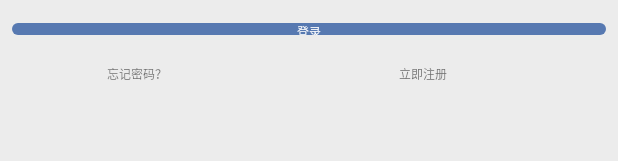
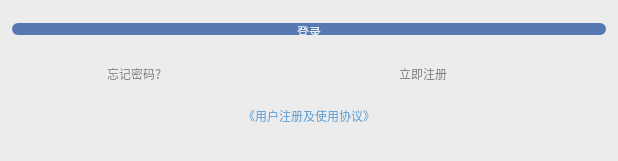
Before and after one commit to shortybin/Zhihuijing, an Android app: the layout activity_login.xml on its own in the app's theme, with its tools: preview values and no code run, on a phone screen of 412 x 824 dp. Shown: the part 474-635 px from the top of the screen. Run offline under Robolectric (Android 15) with nearby library versions, the light colour scheme and no system bars.

Commit message:
添加用户协议

```diff
--- a/app/src/main/java/com/bibi/wisdom/user/login/LoginActivity.java
+++ b/app/src/main/java/com/bibi/wisdom/user/login/LoginActivity.java
@@ -1,6 +1,7 @@
 package com.bibi.wisdom.user.login;
 
 
+import android.content.Intent;
 import android.os.Bundle;
 import android.support.annotation.Nullable;
 import android.text.TextUtils;
@@ -10,6 +11,7 @@ import android.widget.ImageView;
 import android.widget.TextView;
 
 import com.bibi.wisdom.R;
+import com.bibi.wisdom.WebPageActivity;
 import com.bibi.wisdom.bean.UserLoginBean;
 import com.bibi.wisdom.main.MainActivity;
 import com.bibi.wisdom.mvp.MVPBaseActivity;
@@ -103,7 +105,7 @@ public class LoginActivity extends MVPBaseActivity<LoginContract.View, LoginPres
         return true;
     }
 
-    @OnClick({R.id.iv_back, R.id.tv_commit, R.id.tv_forget_pwd, R.id.tv_register})
+    @OnClick({R.id.iv_back, R.id.tv_commit, R.id.tv_forget_pwd, R.id.tv_register,R.id.user_protocol})
     public void onViewClicked(View view) {
         switch (view.getId()) {
             case R.id.iv_back:
@@ -120,6 +122,8 @@ public class LoginActivity extends MVPBaseActivity<LoginContract.View, LoginPres
             case R.id.tv_register:
                 goPage(RegisterActivity.class);
                 break;
+            case R.id.user_protocol:
+                startActivity(new Intent(getContext(), WebPageActivity.class).putExtra("url", "http://www.huahuazn.com/RegisterProtocol.html"));
         }
     }
 }
--- a/app/src/main/res/layout/activity_login.xml
+++ b/app/src/main/res/layout/activity_login.xml
@@ -1,6 +1,5 @@
 <?xml version="1.0" encoding="utf-8"?>
-<android.support.constraint.ConstraintLayout
-    xmlns:android="http://schemas.android.com/apk/res/android"
+<android.support.constraint.ConstraintLayout xmlns:android="http://schemas.android.com/apk/res/android"
     xmlns:app="http://schemas.android.com/apk/res-auto"
     xmlns:tools="http://schemas.android.com/tools"
     android:layout_width="match_parent"
@@ -31,8 +30,8 @@
         android:id="@+id/et_phone_number"
         style="@style/UserEditTextStyle"
         android:layout_marginTop="64dp"
+        android:hint="请输入手机号"
         android:inputType="phone"
-        android:hint="请输入手机号"
         app:layout_constraintEnd_toEndOf="parent"
         app:layout_constraintStart_toStartOf="parent"
         app:layout_constraintTop_toBottomOf="@+id/imageView" />
@@ -91,5 +90,16 @@
         app:layout_constraintStart_toEndOf="@+id/tv_forget_pwd"
         app:layout_constraintTop_toTopOf="@+id/tv_forget_pwd" />
 
+    <TextView
+        android:id="@+id/user_protocol"
+        android:padding="@dimen/dp_3"
+        android:layout_width="wrap_content"
+        android:layout_height="wrap_content"
+        android:layout_marginTop="@dimen/dp_30"
+        android:text="《用户注册及使用协议》"
+        android:textColor="#5a9dd5"
+        app:layout_constraintEnd_toEndOf="parent"
+        app:layout_constraintStart_toStartOf="parent"
+        app:layout_constraintTop_toBottomOf="@+id/tv_forget_pwd" />
 
 </android.support.constraint.ConstraintLayout>
--- a/build.gradle
+++ b/build.gradle
@@ -11,7 +11,7 @@ buildscript {
         }
     }
     dependencies {
-        classpath 'com.android.tools.build:gradle:3.5.0'
+        classpath 'com.android.tools.build:gradle:3.5.1'
         classpath "org.jetbrains.kotlin:kotlin-gradle-plugin:$kotlin_version"
 
         classpath 'com.github.dcendents:android-maven-gradle-plugin:2.1'
```
Also changed, not shown: app/src/main/java/com/bibi/wisdom/WebPageActivity.java (+5 -6 lines).
